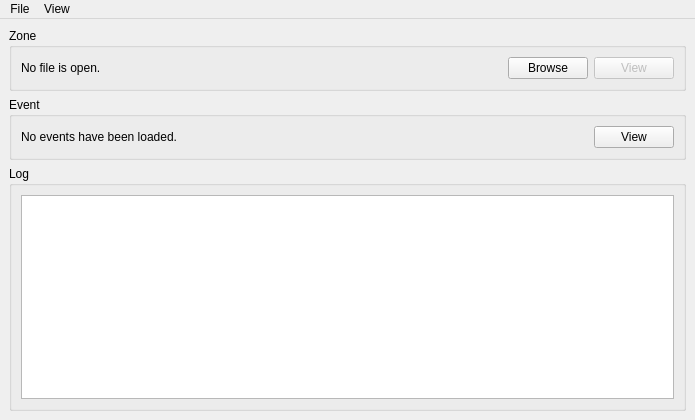
Qt form tools/cathedral/ui/MainWindow.ui (shirolong/comp_hack) before a commit.
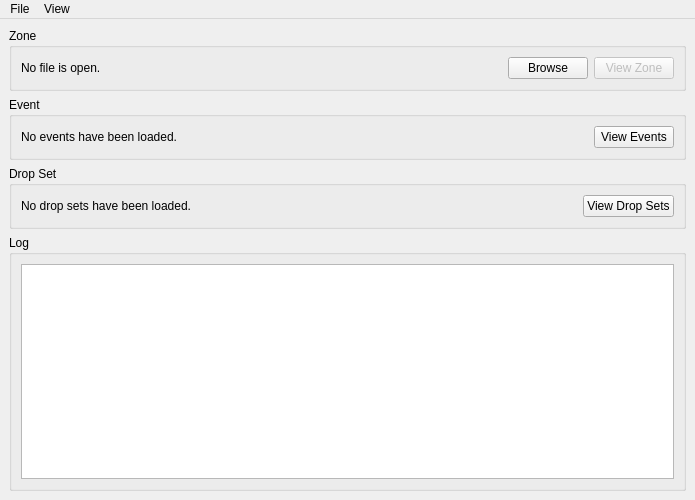
The same form after that commit.

Diff of the .ui file:
```diff
--- a/tools/cathedral/ui/MainWindow.ui
+++ b/tools/cathedral/ui/MainWindow.ui
@@ -7,7 +7,7 @@
     <x>0</x>
     <y>0</y>
     <width>695</width>
-    <height>420</height>
+    <height>500</height>
    </rect>
   </property>
   <property name="windowTitle">
@@ -52,7 +52,7 @@
             <bool>false</bool>
            </property>
            <property name="text">
-            <string>View</string>
+            <string>View Zone</string>
            </property>
           </widget>
          </item>
@@ -83,7 +83,36 @@
           </sizepolicy>
          </property>
          <property name="text">
-          <string>View</string>
+          <string>View Events</string>
+         </property>
+        </widget>
+       </item>
+      </layout>
+     </widget>
+    </item>
+    <item>
+     <widget class="QGroupBox" name="groupDropSets">
+      <property name="title">
+       <string>Drop Set</string>
+      </property>
+      <layout class="QHBoxLayout" name="dropSetLayout">
+       <item>
+        <widget class="QLabel" name="dropSetCount">
+         <property name="text">
+          <string>No drop sets have been loaded.</string>
+         </property>
+        </widget>
+       </item>
+       <item>
+        <widget class="QPushButton" name="dropSetView">
+         <property name="sizePolicy">
+          <sizepolicy hsizetype="Maximum" vsizetype="Fixed">
+           <horstretch>0</horstretch>
+           <verstretch>0</verstretch>
+          </sizepolicy>
+         </property>
+         <property name="text">
+          <string>View Drop Sets</string>
          </property>
         </widget>
        </item>
```
